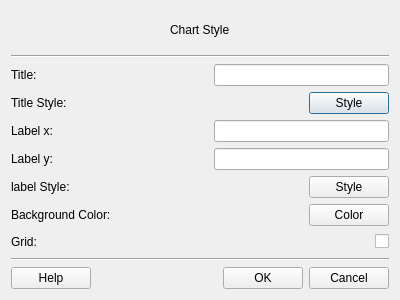
Old version of the form src/terralib/qt/widgets/charts/ui/chartStyleDialog.ui in the repository claudiobogossian/terralib5.
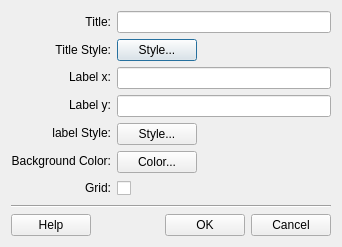
New version of the form.

The edit to the form file:
```diff
--- a/src/terralib/qt/widgets/charts/ui/chartStyleDialog.ui
+++ b/src/terralib/qt/widgets/charts/ui/chartStyleDialog.ui
@@ -6,8 +6,8 @@
    <rect>
     <x>0</x>
     <y>0</y>
-    <width>400</width>
-    <height>300</height>
+    <width>333</width>
+    <height>249</height>
    </rect>
   </property>
   <property name="sizePolicy">
@@ -16,290 +16,116 @@
     <verstretch>0</verstretch>
    </sizepolicy>
   </property>
-  <property name="minimumSize">
-   <size>
-    <width>400</width>
-    <height>300</height>
-   </size>
-  </property>
-  <property name="maximumSize">
-   <size>
-    <width>400</width>
-    <height>300</height>
-   </size>
-  </property>
   <property name="windowTitle">
    <string>Chart Style</string>
   </property>
   <layout class="QGridLayout" name="gridLayout_5">
+   <property name="sizeConstraint">
+    <enum>QLayout::SetFixedSize</enum>
+   </property>
    <item row="0" column="0">
     <layout class="QGridLayout" name="gridLayout_4">
      <item row="0" column="0">
-      <layout class="QHBoxLayout" name="horizontalLayout_18">
-       <item>
-        <spacer name="horizontalSpacer_19">
-         <property name="orientation">
-          <enum>Qt::Horizontal</enum>
-         </property>
-         <property name="sizeHint" stdset="0">
-          <size>
-           <width>40</width>
-           <height>20</height>
-          </size>
-         </property>
-        </spacer>
-       </item>
-       <item>
-        <widget class="QLabel" name="TitleLabel_2">
-         <property name="text">
-          <string>Chart Style</string>
-         </property>
-        </widget>
-       </item>
-       <item>
-        <spacer name="horizontalSpacer_20">
-         <property name="orientation">
-          <enum>Qt::Horizontal</enum>
-         </property>
-         <property name="sizeHint" stdset="0">
-          <size>
-           <width>40</width>
-           <height>20</height>
-          </size>
-         </property>
-        </spacer>
-       </item>
-      </layout>
-     </item>
-     <item row="1" column="0">
-      <widget class="Line" name="topLine_2">
-       <property name="orientation">
-        <enum>Qt::Horizontal</enum>
-       </property>
-      </widget>
-     </item>
-    </layout>
-   </item>
-   <item row="1" column="0">
-    <layout class="QVBoxLayout" name="verticalLayout_2">
-     <item>
-      <layout class="QHBoxLayout" name="horizontalLayout_11">
-       <item>
+      <layout class="QGridLayout" name="gridLayout">
+       <item row="0" column="0">
         <widget class="QLabel" name="chartTitleLabel_2">
          <property name="text">
           <string>Title:</string>
          </property>
-        </widget>
-       </item>
-       <item>
-        <spacer name="horizontalSpacer_12">
-         <property name="orientation">
-          <enum>Qt::Horizontal</enum>
+         <property name="alignment">
+          <set>Qt::AlignRight|Qt::AlignTrailing|Qt::AlignVCenter</set>
          </property>
-         <property name="sizeHint" stdset="0">
-          <size>
-           <width>40</width>
-           <height>20</height>
-          </size>
-         </property>
-        </spacer>
-       </item>
-       <item>
-        <widget class="QLineEdit" name="m_chartTitleLineEdit">
-         <property name="minimumSize">
-          <size>
-           <width>175</width>
-           <height>20</height>
-          </size>
-         </property>
         </widget>
        </item>
-      </layout>
-     </item>
-     <item>
-      <layout class="QHBoxLayout" name="horizontalLayout_12">
-       <item>
+       <item row="1" column="0">
         <widget class="QLabel" name="titleStyleLabel_3">
          <property name="text">
           <string>Title Style:</string>
          </property>
-        </widget>
-       </item>
-       <item>
-        <spacer name="horizontalSpacer_13">
-         <property name="orientation">
-          <enum>Qt::Horizontal</enum>
+         <property name="alignment">
+          <set>Qt::AlignRight|Qt::AlignTrailing|Qt::AlignVCenter</set>
          </property>
-         <property name="sizeHint" stdset="0">
-          <size>
-           <width>40</width>
-           <height>20</height>
-          </size>
-         </property>
-        </spacer>
-       </item>
-       <item>
-        <widget class="QPushButton" name="m_titleStylePushButton">
-         <property name="minimumSize">
-          <size>
-           <width>75</width>
-           <height>20</height>
-          </size>
-         </property>
-         <property name="text">
-          <string>Style</string>
-         </property>
         </widget>
        </item>
-      </layout>
-     </item>
-     <item>
-      <layout class="QHBoxLayout" name="horizontalLayout_13">
-       <item>
+       <item row="2" column="0">
         <widget class="QLabel" name="labelXLabel_2">
          <property name="text">
           <string>Label x:</string>
          </property>
-        </widget>
-       </item>
-       <item>
-        <spacer name="horizontalSpacer_14">
-         <property name="orientation">
-          <enum>Qt::Horizontal</enum>
+         <property name="alignment">
+          <set>Qt::AlignRight|Qt::AlignTrailing|Qt::AlignVCenter</set>
          </property>
-         <property name="sizeHint" stdset="0">
-          <size>
-           <width>40</width>
-           <height>20</height>
-          </size>
-         </property>
-        </spacer>
-       </item>
-       <item>
-        <widget class="QLineEdit" name="m_labelXlLineEdit">
-         <property name="minimumSize">
-          <size>
-           <width>175</width>
-           <height>20</height>
-          </size>
-         </property>
         </widget>
        </item>
-      </layout>
-     </item>
-     <item>
-      <layout class="QHBoxLayout" name="horizontalLayout_14">
-       <item>
+       <item row="3" column="0">
         <widget class="QLabel" name="labelYLabel_2">
          <property name="text">
           <string>Label y:</string>
          </property>
-        </widget>
-       </item>
-       <item>
-        <spacer name="horizontalSpacer_15">
-         <property name="orientation">
-          <enum>Qt::Horizontal</enum>
+         <property name="alignment">
+          <set>Qt::AlignRight|Qt::AlignTrailing|Qt::AlignVCenter</set>
          </property>
-         <property name="sizeHint" stdset="0">
-          <size>
-           <width>40</width>
-           <height>20</height>
-          </size>
-         </property>
-        </spacer>
-       </item>
-       <item>
-        <widget class="QLineEdit" name="m_labelYlLineEdit">
-         <property name="minimumSize">
-          <size>
-           <width>175</width>
-           <height>20</height>
-          </size>
-         </property>
         </widget>
        </item>
-      </layout>
-     </item>
-     <item>
-      <layout class="QHBoxLayout" name="horizontalLayout_15">
-       <item>
+       <item row="4" column="0">
         <widget class="QLabel" name="titleStyleLabel_4">
          <property name="text">
           <string>label Style:</string>
          </property>
-        </widget>
-       </item>
-       <item>
-        <spacer name="horizontalSpacer_16">
-         <property name="orientation">
-          <enum>Qt::Horizontal</enum>
+         <property name="alignment">
+          <set>Qt::AlignRight|Qt::AlignTrailing|Qt::AlignVCenter</set>
          </property>
-         <property name="sizeHint" stdset="0">
-          <size>
-           <width>40</width>
-           <height>20</height>
-          </size>
-         </property>
-        </spacer>
-       </item>
-       <item>
-        <widget class="QPushButton" name="m_labelStylePushButton">
-         <property name="minimumSize">
-          <size>
-           <width>75</width>
-           <height>20</height>
-          </size>
-         </property>
-         <property name="text">
-          <string>Style</string>
-         </property>
         </widget>
        </item>
-      </layout>
-     </item>
-     <item>
-      <layout class="QHBoxLayout" name="horizontalLayout_16">
-       <item>
+       <item row="5" column="0">
         <widget class="QLabel" name="backgroundLabel_2">
          <property name="text">
           <string>Background Color:</string>
          </property>
-        </widget>
-       </item>
-       <item>
-        <spacer name="horizontalSpacer_17">
-         <property name="orientation">
-          <enum>Qt::Horizontal</enum>
+         <property name="alignment">
+          <set>Qt::AlignRight|Qt::AlignTrailing|Qt::AlignVCenter</set>
          </property>
-         <property name="sizeHint" stdset="0">
-          <size>
-           <width>40</width>
-           <height>20</height>
-          </size>
-         </property>
-        </spacer>
-       </item>
-       <item>
-        <widget class="QPushButton" name="m_backgroundPushButton">
-         <property name="text">
-          <string>Color</string>
-         </property>
         </widget>
        </item>
-      </layout>
-     </item>
-     <item>
-      <layout class="QHBoxLayout" name="horizontalLayout_17">
-       <item>
+       <item row="6" column="0">
         <widget class="QLabel" name="gridLabel_2">
          <property name="text">
           <string>Grid:</string>
          </property>
+         <property name="alignment">
+          <set>Qt::AlignRight|Qt::AlignTrailing|Qt::AlignVCenter</set>
+         </property>
         </widget>
        </item>
-       <item>
-        <spacer name="horizontalSpacer_18">
+      </layout>
+     </item>
+     <item row="0" column="1">
+      <layout class="QGridLayout" name="gridLayout_2">
+       <item row="0" column="0" colspan="2">
+        <widget class="QLineEdit" name="m_chartTitleLineEdit">
+         <property name="minimumSize">
+          <size>
+           <width>175</width>
+           <height>20</height>
+          </size>
+         </property>
+        </widget>
+       </item>
+       <item row="1" column="0">
+        <widget class="QPushButton" name="m_titleStylePushButton">
+         <property name="minimumSize">
+          <size>
+           <width>75</width>
+           <height>20</height>
+          </size>
+         </property>
+         <property name="text">
+          <string>Style...</string>
+         </property>
+        </widget>
+       </item>
+       <item row="1" column="1">
+        <spacer name="horizontalSpacer_13">
          <property name="orientation">
           <enum>Qt::Horizontal</enum>
          </property>
@@ -311,18 +137,97 @@
          </property>
         </spacer>
        </item>
-       <item>
+       <item row="2" column="0" colspan="2">
+        <widget class="QLineEdit" name="m_labelXlLineEdit">
+         <property name="minimumSize">
+          <size>
+           <width>175</width>
+           <height>20</height>
+          </size>
+         </property>
+        </widget>
+       </item>
+       <item row="3" column="0" colspan="2">
+        <widget class="QLineEdit" name="m_labelYlLineEdit">
+         <property name="minimumSize">
+          <size>
+           <width>175</width>
+           <height>20</height>
+          </size>
+         </property>
+        </widget>
+       </item>
+       <item row="4" column="0">
+        <widget class="QPushButton" name="m_labelStylePushButton">
+         <property name="minimumSize">
+          <size>
+           <width>75</width>
+           <height>20</height>
+          </size>
+         </property>
+         <property name="text">
+          <string>Style...</string>
+         </property>
+        </widget>
+       </item>
+       <item row="4" column="1">
+        <spacer name="horizontalSpacer_16">
+         <property name="orientation">
+          <enum>Qt::Horizontal</enum>
+         </property>
+         <property name="sizeHint" stdset="0">
+          <size>
+           <width>40</width>
+           <height>20</height>
+          </size>
+         </property>
+        </spacer>
+       </item>
+       <item row="5" column="0">
+        <widget class="QPushButton" name="m_backgroundPushButton">
+         <property name="text">
+          <string>Color...</string>
+         </property>
+        </widget>
+       </item>
+       <item row="5" column="1">
+        <spacer name="horizontalSpacer_17">
+         <property name="orientation">
+          <enum>Qt::Horizontal</enum>
+         </property>
+         <property name="sizeHint" stdset="0">
+          <size>
+           <width>40</width>
+           <height>20</height>
+          </size>
+         </property>
+        </spacer>
+       </item>
+       <item row="6" column="0">
         <widget class="QCheckBox" name="m_gridCheckBox">
          <property name="text">
           <string/>
          </property>
         </widget>
        </item>
+       <item row="6" column="1">
+        <spacer name="horizontalSpacer">
+         <property name="orientation">
+          <enum>Qt::Horizontal</enum>
+         </property>
+         <property name="sizeHint" stdset="0">
+          <size>
+           <width>40</width>
+           <height>20</height>
+          </size>
+         </property>
+        </spacer>
+       </item>
       </layout>
      </item>
     </layout>
    </item>
-   <item row="2" column="0">
+   <item row="1" column="0">
     <layout class="QGridLayout" name="gridLayout_3">
      <item row="0" column="0">
       <widget class="Line" name="bottomLine_2">
```
Left out of the diff: 14 changed lines with no effect on the pictures.
